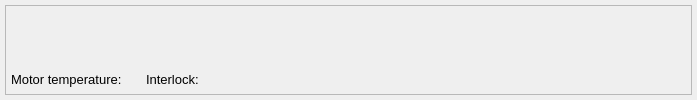
Above: widgets/positioner_row_tc_interlock.ui from pcdshub/ecs-pydm-ui before the change. Below: the same form after it.
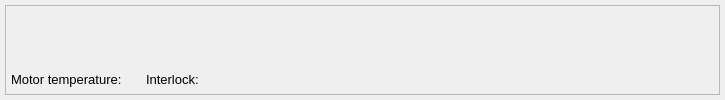
That is the form after the change. Custom widgets are drawn as their Qt base class.

Commit message: positioner in a good state

```diff
--- a/widgets/positioner_row_tc_interlock.ui
+++ b/widgets/positioner_row_tc_interlock.ui
@@ -6,19 +6,19 @@
    <rect>
     <x>0</x>
     <y>0</y>
-    <width>697</width>
+    <width>725</width>
     <height>100</height>
    </rect>
   </property>
   <property name="minimumSize">
    <size>
-    <width>0</width>
+    <width>725</width>
     <height>100</height>
    </size>
   </property>
   <property name="maximumSize">
    <size>
-    <width>16777215</width>
+    <width>825</width>
     <height>100</height>
    </size>
   </property>
@@ -88,7 +88,7 @@
        </widget>
       </item>
       <item>
-       <layout class="QHBoxLayout" name="horizontalLayout">
+       <layout class="QHBoxLayout" name="horizontalLayout" stretch="0,0,0,0,0">
         <property name="spacing">
          <number>6</number>
         </property>
```
Left out of the diff: 6 changed lines with no effect on the pictures. The commit also changes 8 other files.
